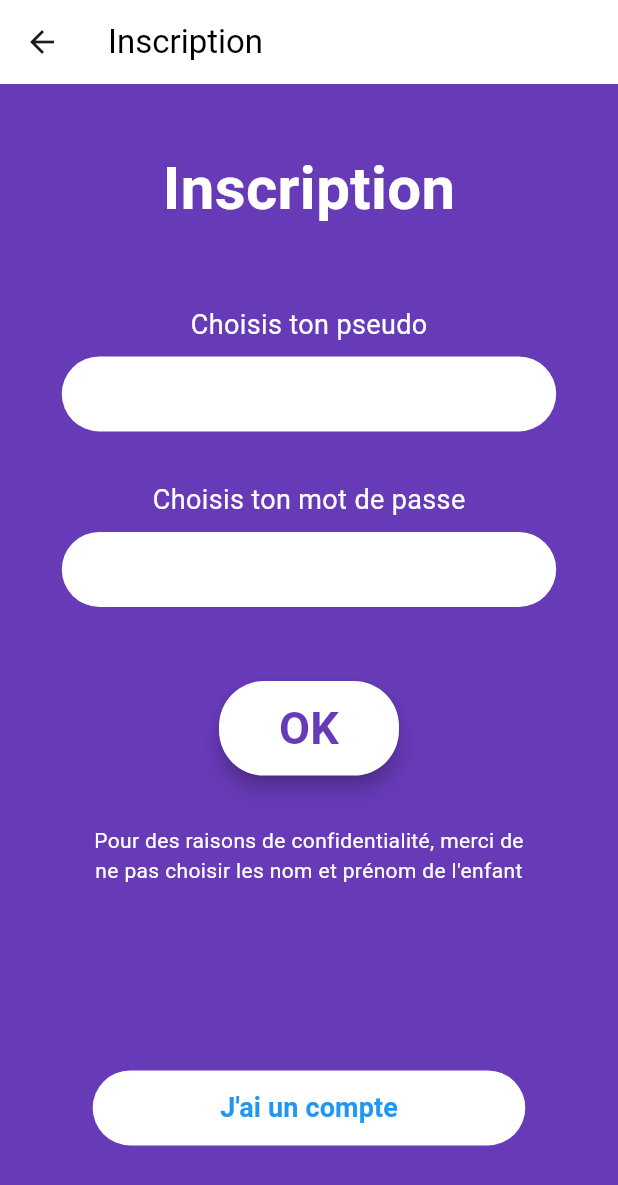
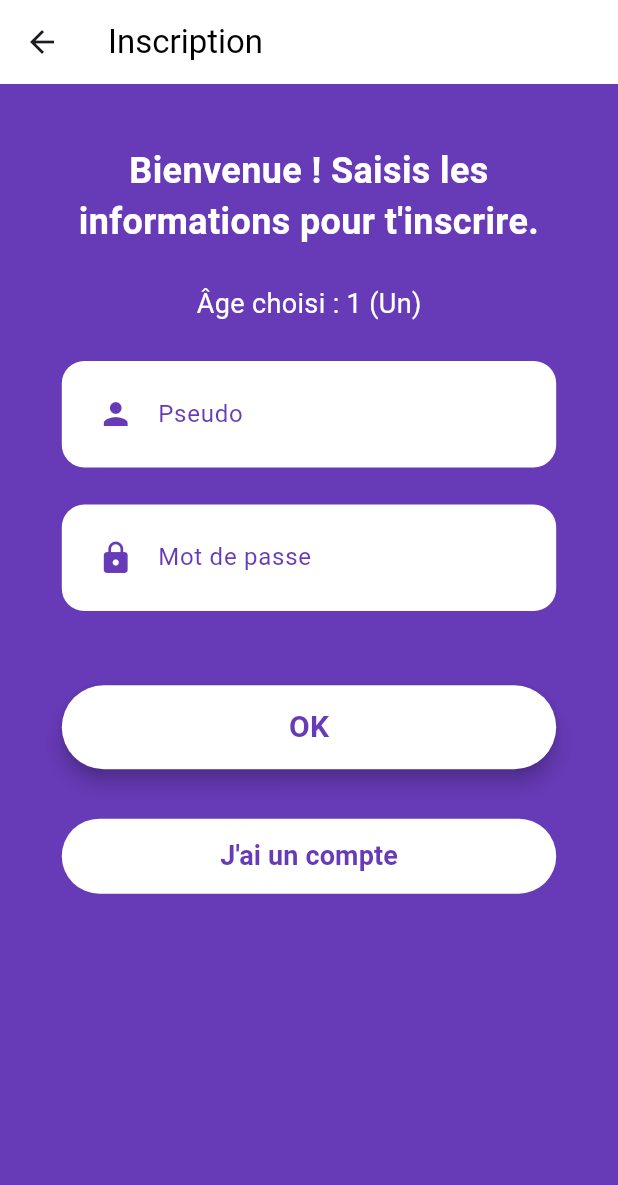
Before and after one commit to Pasci1993/Histoire-Aventure, a Flutter app: the AgeSelectionScreen screen opened directly, after a tap on an icon or button, on a phone screen of 412 x 824 dp. Shown: the top 1185 px of the screen. Run offline on Flutter 3.47's test engine with Material 3 defaults, Android fonts, the light colour scheme and no system bars; our stand-ins replace cloud_firestore, firebase_auth, firebase_core, sqflite; accounts and stored records are empty; generated files the repository leaves out were written again.

Commit message:
Ajout de l'initialisation de Firebase et mise à jour des écrans d'inscription et de connexion pour gérer les informations d'âge.

```diff
--- a/lib/pages/ageselectionscreen.dart
+++ b/lib/pages/ageselectionscreen.dart
@@ -87,11 +87,14 @@ class AgeSelectionScreen extends StatelessWidget {
   Navigator.push(
     context,
     MaterialPageRoute(
-                          builder: (context) => const InscriptionScreen(),
+      builder: (context) => InscriptionScreen(
+        ageNumber: number,
+        ageWord: word,
+      ),
     ),
   );
-            debugPrint('Sélectionné : $word');
 },
+
           // Style pour retirer le fond et l'ombre par défaut d'ElevatedButton
           style: ElevatedButton.styleFrom(
             backgroundColor: Colors.white,
--- a/lib/pages/inscriptionscreen.dart
+++ b/lib/pages/inscriptionscreen.dart
@@ -1,93 +1,132 @@
-import 'package:appli_histoire_aventure/pages/loginscreen.dart';
-import 'package:appli_histoire_aventure/pages/menuscreen.dart';
+import 'package:cloud_firestore/cloud_firestore.dart';
+import 'package:firebase_auth/firebase_auth.dart';
 import 'package:flutter/material.dart';
 
-// Classe du widget pour la page d'inscription
-class InscriptionScreen extends StatelessWidget {
-  const InscriptionScreen({super.key});
+import 'loginscreen.dart';
+import 'menuscreen.dart';
+
+class InscriptionScreen extends StatefulWidget {
+  final String? ageNumber;
+  final String? ageWord;
+
+  const InscriptionScreen({super.key, this.ageNumber, this.ageWord});
+
+  @override
+  State<InscriptionScreen> createState() => _InscriptionScreenState();
+}
+
+class _InscriptionScreenState extends State<InscriptionScreen> {
+  final TextEditingController pseudoController = TextEditingController();
+  final TextEditingController passwordController = TextEditingController();
+
+  String _errorMessage = '';
+  bool loading = false;
+
+  @override
+  void dispose() {
+    pseudoController.dispose();
+    passwordController.dispose();
+    super.dispose();
+  }
+
+  Future<void> _handleSignUp(BuildContext context) async {
+    setState(() => _errorMessage = '');
+
+    final pseudo = pseudoController.text.trim();
+    final password = passwordController.text.trim();
+
+    if (pseudo.isEmpty || password.isEmpty) {
+      setState(() => _errorMessage = "Veuillez remplir tous les champs.");
+      return;
+    }
+
+    setState(() => loading = true);
+
+    try {
+      final email = "$pseudo@histoire-aventure.com"; // email fictif
+      UserCredential userCredential = await FirebaseAuth.instance
+          .createUserWithEmailAndPassword(email: email, password: password);
+
+      final uid = userCredential.user!.uid;
+
+      await FirebaseFirestore.instance.collection('users').doc(uid).set({
+        'uid': uid,
+        'pseudo': pseudo,
+        'age_number': widget.ageNumber ?? '',
+        'age_word': widget.ageWord ?? '',
+        'created_at': Timestamp.now(),
+      });
+
+      if (context.mounted) {
+        Navigator.of(context).pushReplacement(
+          MaterialPageRoute(builder: (_) => const MenuScreen()),
+        );
+      }
+    } on FirebaseAuthException catch (e) {
+      String message = e.message ?? 'Erreur inconnue';
+      setState(() => _errorMessage = message);
+    } finally {
+      setState(() => loading = false);
+    }
+  }
 
   @override
   Widget build(BuildContext context) {
-    // Taille de l'écran pour le dimensionnement proportionnel
     final screenHeight = MediaQuery.of(context).size.height;
     final screenWidth = MediaQuery.of(context).size.width;
 
     return Scaffold(
-      // L'AppBar est implicite et donne le titre "Inscription" en haut à gauche
       appBar: AppBar(
         title: const Text('Inscription', style: TextStyle(color: Colors.black)),
         backgroundColor: Colors.white,
-        elevation: 0, // Pas d'ombre
+        elevation: 0,
       ),
-      // Le corps entier est un Container violet
       body: Container(
-        color: Colors.deepPurple, // Couleur de fond principale
+        color: Colors.deepPurple,
         width: screenWidth,
         height: screenHeight,
-        child: SingleChildScrollView( // Permet de faire défiler si le clavier apparaît
+        child: SingleChildScrollView(
           child: Padding(
             padding: EdgeInsets.symmetric(horizontal: screenWidth * 0.1),
             child: Column(
               crossAxisAlignment: CrossAxisAlignment.center,
-              children: <Widget>[
-                // Espace en haut
+              children: [
                 SizedBox(height: screenHeight * 0.05),
-
-                // Titre "Inscription"
                 const Text(
-                  'Inscription',
-                  style: TextStyle(
-                    fontSize: 40,
-                    fontWeight: FontWeight.bold,
-                    color: Colors.white,
-                  ),
-                ),
-
-                SizedBox(height: screenHeight * 0.06),
-
-                // --- Champ Pseudo ---
-                const Text(
-                  'Choisis ton pseudo',
-                  style: TextStyle(fontSize: 18, color: Colors.white),
-                ),
-                _buildWhiteTextField(),
-
-                SizedBox(height: screenHeight * 0.04),
-
-                // --- Champ Mot de passe ---
-                const Text(
-                  'Choisis ton mot de passe',
-                  style: TextStyle(fontSize: 18, color: Colors.white),
-                ),
-                _buildWhiteTextField(isPassword: true),
-
-                SizedBox(height: screenHeight * 0.06),
-
-// --- BOUTON OK (CORRIGÉ) ---
- _buildOkButton(context),
-
-SizedBox(height: screenHeight * 0.04),
-                // --- Texte de confidentialité ---
-                Padding(
-                  padding: EdgeInsets.symmetric(horizontal: screenWidth * 0.05),
-                  child: const Text(
-                    'Pour des raisons de confidentialité, merci de ne pas choisir les nom et prénom de l\'enfant',
+                  'Bienvenue ! Saisis les informations pour t\'inscrire.',
                   textAlign: TextAlign.center,
                   style: TextStyle(
-                      fontSize: 14,
-                      color: Colors.white,
+                      fontSize: 24,
+                      fontWeight: FontWeight.bold,
+                      color: Colors.white),
                 ),
+                SizedBox(height: screenHeight * 0.03),
+                if (widget.ageNumber != null && widget.ageWord != null)
+                  Text(
+                    "Âge choisi : ${widget.ageNumber} (${widget.ageWord})",
+                    style: const TextStyle(color: Colors.white, fontSize: 18),
                   ),
+                SizedBox(height: screenHeight * 0.03),
+                _buildTextField('Pseudo', Icons.person, pseudoController),
+                SizedBox(height: screenHeight * 0.03),
+                _buildTextField('Mot de passe', Icons.lock, passwordController,
+                    isPassword: true),
+                SizedBox(height: screenHeight * 0.03),
+                if (_errorMessage.isNotEmpty)
+                  Text(
+                    _errorMessage,
+                    textAlign: TextAlign.center,
+                    style: const TextStyle(
+                        color: Colors.redAccent,
+                        fontWeight: FontWeight.bold,
+                        fontSize: 16),
                   ),
-
-                // Espace avant le bouton "J'ai un compte"
-                SizedBox(height: screenHeight * 0.15),
-
-// Lignes 86-87
-// --- Bouton "J'ai un compte" ---
-_buildHaveAccountButton(context, screenWidth),
-
-                // Espace en bas
+                SizedBox(height: screenHeight * 0.03),
+                loading
+                    ? const CircularProgressIndicator(color: Colors.white)
+                    : _buildOkButton(screenWidth),
+                SizedBox(height: screenHeight * 0.04),
+                _buildHaveAccountButton(screenWidth),
                 SizedBox(height: screenHeight * 0.05),
               ],
             ),
@@ -97,37 +136,33 @@ _buildHaveAccountButton(context, screenWidth),
     );
   }
 
-  // Widget pour le champ de texte blanc stylisé
-  Widget _buildWhiteTextField({bool isPassword = false}) {
+  Widget _buildTextField(
+      String label, IconData icon, TextEditingController controller,
+      {bool isPassword = false}) {
     return Container(
-      margin: const EdgeInsets.only(top: 8.0),
-      height: 50,
+      padding: const EdgeInsets.symmetric(horizontal: 12),
       decoration: BoxDecoration(
         color: Colors.white,
-        borderRadius: BorderRadius.circular(25.0), // Forme ovale
+        borderRadius: BorderRadius.circular(15),
       ),
       child: TextField(
-        obscureText: isPassword, // Masquer le texte pour le mot de passe
-        decoration: const InputDecoration(
-          border: InputBorder.none, // Supprime la bordure par défaut
-          contentPadding: EdgeInsets.symmetric(horizontal: 20.0, vertical: 10.0),
+        controller: controller,
+        obscureText: isPassword,
+        style: const TextStyle(color: Colors.deepPurple, fontSize: 18),
+        decoration: InputDecoration(
+          labelText: label,
+          labelStyle: const TextStyle(color: Colors.deepPurple),
+          prefixIcon: Icon(icon, color: Colors.deepPurple),
+          border: InputBorder.none,
+          contentPadding: const EdgeInsets.symmetric(vertical: 14.0),
         ),
-        style: const TextStyle(color: Colors.black),
       ),
     );
   }
 
-  // Widget pour le bouton OK
- // --- Widget pour le bouton OK (au centre) ---
- Widget _buildOkButton(BuildContext context) {
+  Widget _buildOkButton(double screenWidth) {
     return ElevatedButton(
-      onPressed: () {
-        debugPrint('Bouton OK pressé (Inscription: Pseudo/Mot de passe)');
-        Navigator.push( context, MaterialPageRoute(
-builder: (context) => const MenuScreen(),
- ),
-);
-      },
+      onPressed: () => _handleSignUp(context),
       style: ElevatedButton.styleFrom(
         backgroundColor: Colors.white,
         foregroundColor: Colors.deepPurple,
@@ -135,13 +170,12 @@ builder: (context) => const MenuScreen(),
         shape: RoundedRectangleBorder(
           borderRadius: BorderRadius.circular(30.0),
         ),
-        padding: const EdgeInsets.symmetric(horizontal: 40, vertical: 10),
-        minimumSize: const Size(100, 60), // Grande taille pour le bouton OK
+        minimumSize: Size(screenWidth, 56),
       ),
       child: const Text(
         'OK',
         style: TextStyle(
-          fontSize: 30,
+          fontSize: 20,
           fontWeight: FontWeight.bold,
           color: Colors.deepPurple,
         ),
@@ -149,16 +183,12 @@ builder: (context) => const MenuScreen(),
     );
   }
 
-// --- Widget pour le bouton "J'ai un compte" (en bas) ---
-Widget _buildHaveAccountButton(BuildContext context, double screenWidth) {
+  Widget _buildHaveAccountButton(double screenWidth) {
     return ElevatedButton(
       onPressed: () {
-// Navigue vers LoginScreen
- Navigator.push( context, MaterialPageRoute(
-builder: (context) => const LoginScreen(),
- ),
+        Navigator.of(context).pushReplacement(
+          MaterialPageRoute(builder: (_) => const LoginScreen()),
         );
- debugPrint('Bouton J\'ai un compte pressé');
       },
       style: ElevatedButton.styleFrom(
         backgroundColor: Colors.white,
@@ -167,15 +197,11 @@ builder: (context) => const LoginScreen(),
         shape: RoundedRectangleBorder(
           borderRadius: BorderRadius.circular(25.0),
         ),
- minimumSize: Size(screenWidth * 0.7, 50),
+        minimumSize: Size(screenWidth, 50),
       ),
       child: const Text(
         'J\'ai un compte',
-  style: TextStyle(
- fontSize: 18,
- fontWeight: FontWeight.bold,
-color: Colors.blue,
-),
+        style: TextStyle(fontSize: 18, fontWeight: FontWeight.bold),
       ),
     );
   }
```
Also changed, not shown: lib/main.dart (+14 -2 lines), lib/pages/loginscreen.dart (+92 -87 lines). Lines whose indentation alone changed are shown as unchanged.
